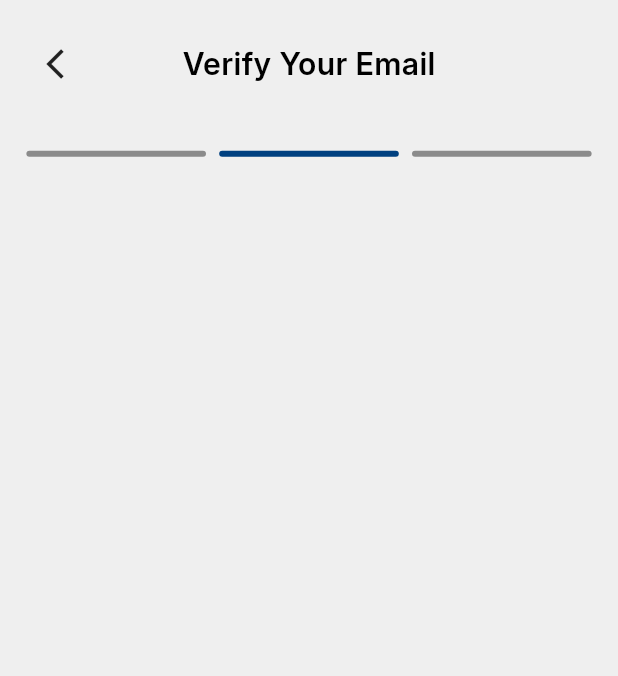
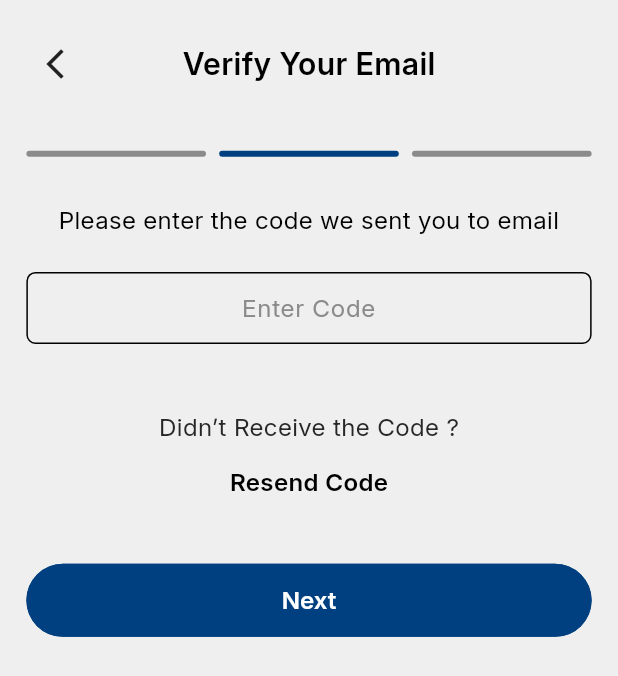
Before and after one commit to AbdelmoneamIsmael/Guidex, a Flutter app: the ForgetPassScreen screen opened by its route, after a tap on "Send", on a phone screen of 412 x 824 dp. Shown: the top 676 px of the screen. Run offline on Flutter 3.47's test engine with Material 3 defaults, Android fonts, the phone set to English and light mode, and no system bars; our stand-ins replace device_preview, dio, flutter_screenutil, flutter_secure_storage, flutter_svg, get and 2 more; accounts and stored records are empty; project files that could hold a hidden picture were left out.

Commit message:
finish enter code

```diff
--- a/lib/core/themes/colors/colors.dart
+++ b/lib/core/themes/colors/colors.dart
@@ -4,6 +4,7 @@ abstract class LightColors {
   static const Color backgroundColor = Color(0xFFEFEFEF);
   static const Color forGroundColor = Color(0xFF000000);
   static const Color textColor = Color(0xFF000000);
+  static const Color text2Color = Color(0xFF272727);
   static const Color mainColor = Color(0xFF004080);
   static const Color primaryColor = Color(0xFF004080);
   static const Color buttonColor = Color(0xFF004080);
@@ -11,10 +12,12 @@ abstract class LightColors {
   static const Color onBoardingColor = Color(0xFFC0C0C0);
   static const Color grey1 = Color(0xFF8B8B8B);
 }
+
 abstract class InverterColors {
   static const Color forGroundColor = Color(0xFFEFEFEF);
   static const Color backgroundColor = Color(0xFF000000);
   static const Color textColor = Color(0xFFFFFFFF);
+  static const Color text2Color = Color(0xFFD0D0D0);
   static const Color mainColor = Color(0xFFFFBF7F);
   static const Color primaryColor = Color(0xFFFFBF7F);
   static const Color buttonColor = Color(0xFF004080);
@@ -22,10 +25,12 @@ abstract class InverterColors {
   static const Color onBoardingColor = Color(0xFFC0C0C0);
   static const Color grey1 = Color(0xFF8B8B8B);
 }
+
 abstract class DarkColors {
   static const Color forGroundColor = Color(0xFFEFEFEF);
   static const Color backgroundColor = Color(0xFF000000);
   static const Color textColor = Color(0xFFFFFFFF);
+  static const Color text2Color = Color(0xFFD0D0D0);
   static const Color mainColor = Color(0xFF004080);
   static const Color primaryColor = Color(0xFF004080);
   static const Color buttonColor = Color(0xFF004080);
--- a/lib/core/themes/theme/custom_theme.dart
+++ b/lib/core/themes/theme/custom_theme.dart
@@ -20,6 +20,10 @@ ThemeData lightTheme = ThemeData(
     bodyMedium: TextStyle(
       fontFamily: kEnglishFontFamily,
       color: LightColors.textColor,
+    ),
+    bodySmall: TextStyle(
+      fontFamily: kEnglishFontFamily,
+      color: LightColors.text2Color,
     ),
   ),
   appBarTheme: AppBarTheme(
@@ -81,6 +85,10 @@ ThemeData darkTheme = ThemeData(
     bodyMedium: TextStyle(
       fontFamily: kEnglishFontFamily,
       color: DarkColors.textColor,
+    ),
+    bodySmall: TextStyle(
+      fontFamily: kEnglishFontFamily,
+      color: DarkColors.text2Color,
     ),
   ),
   appBarTheme: AppBarTheme(
@@ -147,6 +155,10 @@ ThemeData inverterTheme = ThemeData(
       fontFamily: kEnglishFontFamily,
       color: InverterColors.textColor,
     ),
+    bodySmall: TextStyle(
+      fontFamily: kEnglishFontFamily,
+      color: InverterColors.text2Color,
+    ),
   ),
   appBarTheme: AppBarTheme(
     centerTitle: true,
--- a/lib/core/widgets/app_textfield.dart
+++ b/lib/core/widgets/app_textfield.dart
@@ -1,4 +1,5 @@
 import 'package:flutter/material.dart';
+import 'package:flutter/services.dart';
 import 'package:flutter_screenutil/flutter_screenutil.dart';
 import 'package:guidix/core/themes/styles/app_text_style.dart';
 
@@ -12,11 +13,17 @@ class AppTextField extends StatelessWidget {
     this.prefixIcon,
     required this.controller,
     this.obscureText = false,
+    this.keyboardType,
+    this.inputFormatters,
+    this.textAlign,
   });
+  final TextAlign? textAlign;
   final String hintText, semanticLabel, semanticHint;
   final Widget? suffixIcon, prefixIcon;
   final TextEditingController controller;
   final bool? obscureText;
+  final TextInputType? keyboardType;
+  final List<TextInputFormatter>? inputFormatters;
   @override
   Widget build(BuildContext context) {
     return Column(
@@ -30,13 +37,55 @@ class AppTextField extends StatelessWidget {
           ),
         ),
         4.verticalSpace,
-        Semantics(
+        GuidixFormField(
+            semanticHint: semanticHint,
+            obscureText: obscureText,
+            prefixIcon: prefixIcon,
+            suffixIcon: suffixIcon,
+            hintText: hintText,
+            semanticLabel: semanticLabel,
+            keyboardType: keyboardType,
+            inputFormatters: inputFormatters),
+      ],
+    );
+  }
+}
+
+class GuidixFormField extends StatelessWidget {
+  const GuidixFormField({
+    super.key,
+    required this.semanticHint,
+    this.obscureText = false,
+    this.prefixIcon,
+    this.suffixIcon,
+    required this.hintText,
+    required this.semanticLabel,
+    this.keyboardType,
+    this.inputFormatters,
+    this.textAlign,
+  });
+
+  final String semanticHint;
+  final bool? obscureText;
+  final Widget? prefixIcon;
+  final Widget? suffixIcon;
+  final String hintText;
+  final String semanticLabel;
+  final TextInputType? keyboardType;
+  final List<TextInputFormatter>? inputFormatters;
+  final TextAlign? textAlign;
+  @override
+  Widget build(BuildContext context) {
+    return Semantics(
       // label: semanticLabel,
       hint: semanticHint,
 
       child: TextFormField(
+        textAlign: textAlign ?? TextAlign.start,
         obscureText: obscureText!,
+        keyboardType: TextInputType.name,
         style: AppTextStyle.regular16,
+        inputFormatters: inputFormatters,
         decoration: InputDecoration(
           prefixIcon: prefixIcon,
           suffixIcon: suffixIcon,
@@ -74,8 +123,6 @@ class AppTextField extends StatelessWidget {
           ),
         ),
       ),
-        ),
-      ],
     );
   }
 }
--- a/lib/features/forget_passord/presentation/view/enter_code.dart
+++ b/lib/features/forget_passord/presentation/view/enter_code.dart
@@ -1,10 +1,54 @@
 import 'package:flutter/material.dart';
+import 'package:flutter/services.dart';
+import 'package:flutter_screenutil/flutter_screenutil.dart';
+import 'package:get/get.dart';
+import 'package:guidix/core/themes/styles/app_text_style.dart';
+import 'package:guidix/core/widgets/app_textfield.dart';
+import 'package:guidix/core/widgets/primary_button.dart';
+import 'package:guidix/features/forget_passord/controller/forget_pass_controller.dart';
 
 class EnterCode extends StatelessWidget {
   const EnterCode({super.key});
 
   @override
   Widget build(BuildContext context) {
-    return Column();
+    return Column(
+      mainAxisAlignment: MainAxisAlignment.center,
+      children: [
+        32.verticalSpace,
+        Text(
+          "Please enter the code we sent you to email",
+          style: AppTextStyle.regular16,
+          textAlign: TextAlign.center,
+        ),
+        24.verticalSpace,
+        GuidixFormField(
+          semanticHint: "Type your code",
+          hintText: "Code",
+          semanticLabel: "Code Input Field",
+          inputFormatters: [FilteringTextInputFormatter.digitsOnly],
+          keyboardType: TextInputType.number,
+          textAlign: TextAlign.center,
+        ),
+        44.93.verticalSpace,
+        Text(
+          "Didn’t Receive the Code ?",
+          style: AppTextStyle.regular16.copyWith(
+            color: Theme.of(context).textTheme.bodySmall!.color,
+          ),
+        ),
+        16.verticalSpace,
+        Text(
+          "Resend Code",
+          style: AppTextStyle.simiBold16,
+        ),
+        44.07.verticalSpace,
+        PrimaryButton(
+          hint: "Navigate to next step",
+          title: "Next",
+          onPressed: () => Get.find<ForgetPassController>().nextStep(),
+        )
+      ],
+    );
   }
 }
```
Lines whose indentation alone changed are shown as unchanged.
